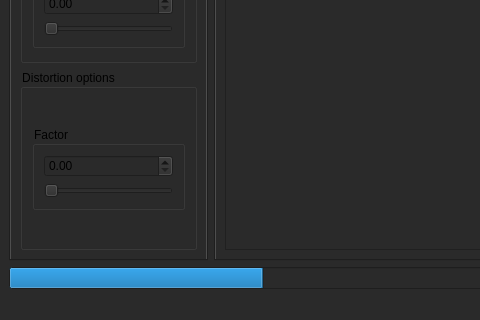
First picture: the form in Form Files/test.ui, repository HamilcarR/Axomae, before the edit; both pictures show x 0 to 480 and y 580 to 900 of the 1079 by 900 pixel window.
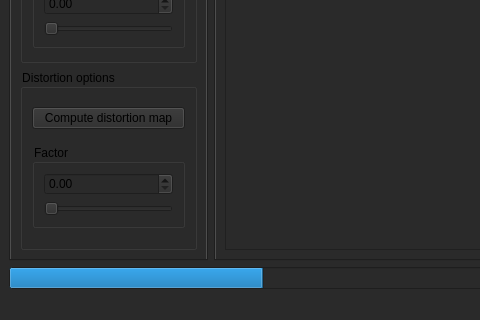
Second picture: the form after the edit. Icons and pictures are not drawn.

The edit to the form file:
```diff
--- a/Form Files/test.ui
+++ b/Form Files/test.ui
@@ -262,6 +262,13 @@
              <string>Distortion options</string>
             </property>
             <layout class="QVBoxLayout" name="verticalLayout_7">
+             <item>
+              <widget class="QPushButton" name="compute_dudv">
+               <property name="text">
+                <string>Compute distortion map</string>
+               </property>
+              </widget>
+             </item>
              <item>
               <widget class="QGroupBox" name="nmap_factor_opt_2">
                <property name="sizePolicy">
```
